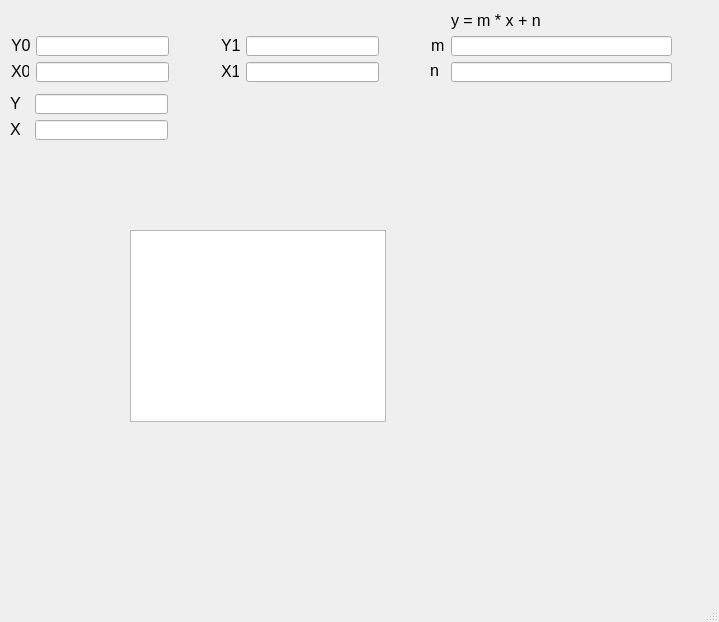
Old version of the form python/solver/main_window_table.ui in the repository jhg-github/tools.
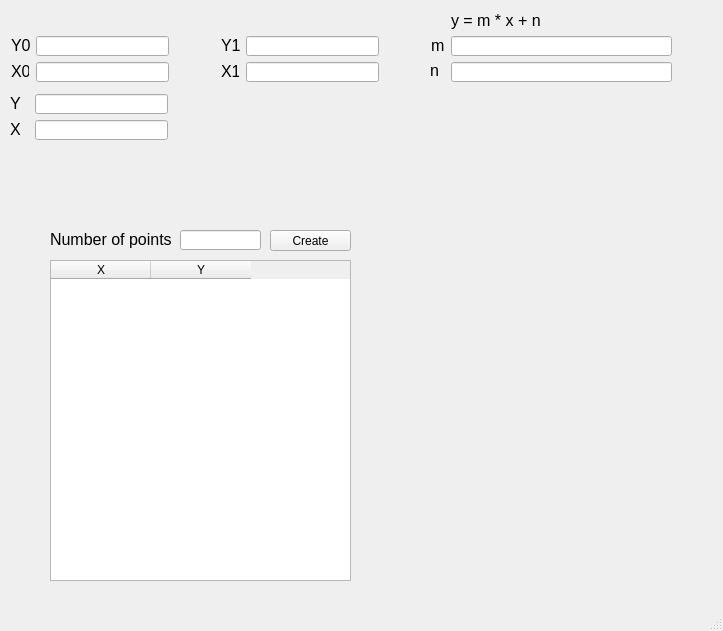
New version of the form.

Commit message: added table creation method

The edit to the form file:
```diff
--- a/python/solver/main_window_table.ui
+++ b/python/solver/main_window_table.ui
@@ -6,8 +6,8 @@
    <rect>
     <x>0</x>
     <y>0</y>
-    <width>719</width>
-    <height>622</height>
+    <width>723</width>
+    <height>631</height>
    </rect>
   </property>
   <property name="windowTitle">
@@ -313,11 +313,77 @@
    <widget class="QTableWidget" name="tableWidget">
     <property name="geometry">
      <rect>
-      <x>130</x>
+      <x>50</x>
+      <y>260</y>
+      <width>301</width>
+      <height>321</height>
+     </rect>
+    </property>
+    <property name="midLineWidth">
+     <number>1</number>
+    </property>
+    <property name="alternatingRowColors">
+     <bool>true</bool>
+    </property>
+    <property name="rowCount">
+     <number>0</number>
+    </property>
+    <column>
+     <property name="text">
+      <string>X</string>
+     </property>
+    </column>
+    <column>
+     <property name="text">
+      <string>Y</string>
+     </property>
+    </column>
+   </widget>
+   <widget class="QLabel" name="label_10">
+    <property name="geometry">
+     <rect>
+      <x>50</x>
       <y>230</y>
-      <width>256</width>
-      <height>192</height>
+      <width>131</width>
+      <height>19</height>
      </rect>
+    </property>
+    <property name="font">
+     <font>
+      <pointsize>12</pointsize>
+     </font>
+    </property>
+    <property name="text">
+     <string>Number of points</string>
+    </property>
+    <property name="scaledContents">
+     <bool>false</bool>
+    </property>
+    <property name="wordWrap">
+     <bool>false</bool>
+    </property>
+   </widget>
+   <widget class="QLineEdit" name="lineEdit_n_points">
+    <property name="geometry">
+     <rect>
+      <x>180</x>
+      <y>230</y>
+      <width>81</width>
+      <height>20</height>
+     </rect>
+    </property>
+   </widget>
+   <widget class="QPushButton" name="pushButton_create_table">
+    <property name="geometry">
+     <rect>
+      <x>270</x>
+      <y>230</y>
+      <width>81</width>
+      <height>21</height>
+     </rect>
+    </property>
+    <property name="text">
+     <string>Create</string>
     </property>
    </widget>
   </widget>
```
Left out of the diff: 4 changed lines with no effect on the pictures. The commit also changes 2 other files.
